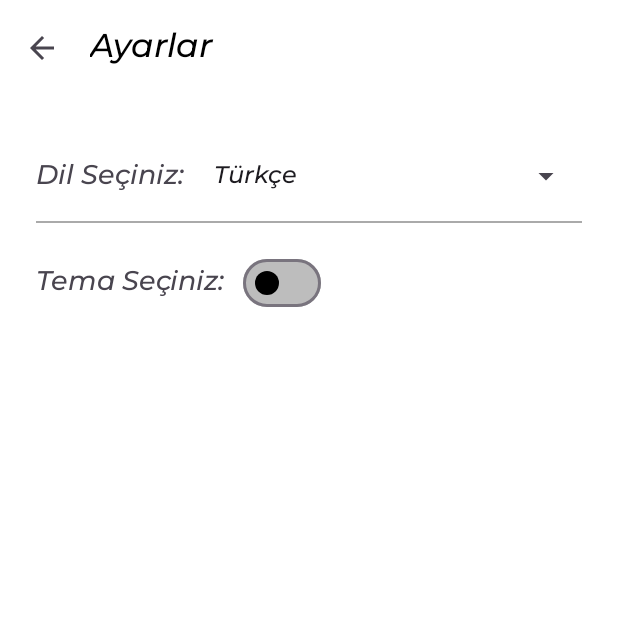
After one commit to cemlevent54/DownloadMate, an Android app: the SettingsActivity screen opened directly, with no data from a screen before it, on a phone screen of 412 x 824 dp, the top half of it. The commit adds this screen. Run offline under Robolectric (Android 15) with nearby library versions, the phone set to English and light mode, and no system bars.

Commit message:
settings page added.

```diff
--- a/downloadmateapp/app/src/main/AndroidManifest.xml
+++ b/downloadmateapp/app/src/main/AndroidManifest.xml
@@ -29,6 +29,9 @@
             </intent-filter>
         </activity>
         <activity android:name=".WebViewActivity" />
+        <activity
+            android:name=".SettingsActivity"
+            android:theme="@style/Theme.Downloadmateapp" />
         <provider
             android:name="androidx.core.content.FileProvider"
             android:authorities="${applicationId}.provider"
--- /dev/null
+++ b/downloadmateapp/app/src/main/java/com/example/downloadmateapp/SettingsActivity.kt
@@ -0,0 +1,94 @@
+package com.example.downloadmateapp
+
+import android.content.Context
+import android.content.Intent
+import android.os.Bundle
+import android.os.PersistableBundle
+import android.view.MenuItem
+import android.widget.Spinner
+import androidx.activity.enableEdgeToEdge
+import androidx.appcompat.app.AppCompatActivity
+import androidx.appcompat.app.AppCompatDelegate
+import androidx.appcompat.widget.SwitchCompat
+import androidx.core.view.ViewCompat
+import androidx.core.view.WindowInsetsCompat
+import androidx.core.view.setPadding
+import com.example.downloadmateapp.helper.LanguageHelper
+import com.example.downloadmateapp.helper.LocaleHelper
+import com.example.downloadmateapp.helper.PrefsHelper
+import com.example.downloadmateapp.helper.ThemeHelper
+import com.google.android.material.appbar.MaterialToolbar
+import java.util.Locale
+
+class SettingsActivity: AppCompatActivity() {
+    private lateinit var languageSpinner: Spinner
+    private lateinit var switchTheme: SwitchCompat
+
+    override fun onCreate(savedInstanceState: Bundle?) {
+        super.onCreate(savedInstanceState)
+        enableEdgeToEdge()
+        setContentView(R.layout.activity_settings)
+
+        val rootLayout = findViewById<androidx.constraintlayout.widget.ConstraintLayout>(R.id.rootLayout)
+        ViewCompat.setOnApplyWindowInsetsListener(rootLayout) { view, insets ->
+            val systemBars = insets.getInsets(WindowInsetsCompat.Type.systemBars())
+            view.setPadding(systemBars.left, systemBars.top, systemBars.right, systemBars.bottom)
+            insets
+        }
+
+        val toolbar = findViewById<MaterialToolbar>(R.id.toolbar)
+        setSupportActionBar(toolbar)
+        supportActionBar?.setDisplayHomeAsUpEnabled(true)
+
+        // UI bağlantıları
+        languageSpinner = findViewById(R.id.languageSpinner)
+        switchTheme = findViewById(R.id.switchTheme)
+
+        val selectedLang = PrefsHelper.get(this, "selected_language", "tr") ?: "tr"
+        LanguageHelper.setupLanguageSpinner(
+            context = this,
+            spinner = languageSpinner,
+            savedLang = selectedLang
+        ) { newLang ->
+            LocaleHelper.saveLocale(this, newLang)
+            val intent = Intent(this, MainActivity::class.java)
+            intent.flags = Intent.FLAG_ACTIVITY_CLEAR_TOP or
+                    Intent.FLAG_ACTIVITY_NEW_TASK or
+                    Intent.FLAG_ACTIVITY_CLEAR_TASK
+            startActivity(intent)
+            finish()
+        }
+
+        val currentMode = PrefsHelper.getInt(this, "theme_mode", AppCompatDelegate.MODE_NIGHT_NO)
+        switchTheme.isChecked = (currentMode == AppCompatDelegate.MODE_NIGHT_YES)
+
+        switchTheme.setOnCheckedChangeListener { _, isChecked ->
+            val newMode = if (isChecked) {
+                AppCompatDelegate.MODE_NIGHT_YES
+            } else {
+                AppCompatDelegate.MODE_NIGHT_NO
+            }
+
+            AppCompatDelegate.setDefaultNightMode(newMode)
+            PrefsHelper.saveInt(this, "theme_mode", newMode)
+            ThemeHelper.applySavedTheme(this)
+        }
+    }
+
+
+    override fun onOptionsItemSelected(item: MenuItem): Boolean {
+        return when (item.itemId) {
+            android.R.id.home -> {
+                onBackPressedDispatcher.onBackPressed() // Geri tuşuna bastırmak
+                true
+            }
+            else -> super.onOptionsItemSelected(item)
+        }
+    }
+
+    override fun attachBaseContext(newBase: Context) {
+        val updatedContext = LocaleHelper.applySavedLocale(newBase)
+        super.attachBaseContext(updatedContext)
+    }
+
+}
--- /dev/null
+++ b/downloadmateapp/app/src/main/res/color/switch_thumb_color.xml
@@ -0,0 +1,6 @@
+<?xml version="1.0" encoding="utf-8"?>
+<selector xmlns:android="http://schemas.android.com/apk/res/android">
+    <!-- Enabled -->
+    <item android:state_checked="true" android:color="@color/black"/>
+    <item android:state_checked="false" android:color="@color/black"/>
+</selector>
--- /dev/null
+++ b/downloadmateapp/app/src/main/res/color/switch_track_color.xml
@@ -0,0 +1,5 @@
+<?xml version="1.0" encoding="utf-8"?>
+<selector xmlns:android="http://schemas.android.com/apk/res/android">
+    <!-- Checked ve Unchecked için aynı gri -->
+    <item android:color="#BDBDBD"/>
+</selector>
--- /dev/null
+++ b/downloadmateapp/app/src/main/res/drawable/ic_settings.xml
@@ -0,0 +1,5 @@
+<vector xmlns:android="http://schemas.android.com/apk/res/android" android:height="48dp" android:viewportHeight="50" android:viewportWidth="50" android:width="48dp">
+
+    <path android:fillColor="#FF000000" android:pathData="M47.16,21.221l-5.91,-0.966c-0.346,-1.186 -0.819,-2.326 -1.411,-3.405l3.45,-4.917c0.279,-0.397 0.231,-0.938 -0.112,-1.282l-3.889,-3.887c-0.347,-0.346 -0.893,-0.391 -1.291,-0.104l-4.843,3.481c-1.089,-0.602 -2.239,-1.08 -3.432,-1.427l-1.031,-5.886C28.607,2.35 28.192,2 27.706,2h-5.5c-0.49,0 -0.908,0.355 -0.987,0.839l-0.956,5.854c-1.2,0.345 -2.352,0.818 -3.437,1.412l-4.83,-3.45c-0.399,-0.285 -0.942,-0.239 -1.289,0.106L6.82,10.648c-0.343,0.343 -0.391,0.883 -0.112,1.28l3.399,4.863c-0.605,1.095 -1.087,2.254 -1.438,3.46l-5.831,0.971c-0.482,0.08 -0.836,0.498 -0.836,0.986v5.5c0,0.485 0.348,0.9 0.825,0.985l5.831,1.034c0.349,1.203 0.831,2.362 1.438,3.46l-3.441,4.813c-0.284,0.397 -0.239,0.942 0.106,1.289l3.888,3.891c0.343,0.343 0.884,0.391 1.281,0.112l4.87,-3.411c1.093,0.601 2.248,1.078 3.445,1.424l0.976,5.861C21.3,47.647 21.717,48 22.206,48h5.5c0.485,0 0.9,-0.348 0.984,-0.825l1.045,-5.89c1.199,-0.353 2.348,-0.833 3.43,-1.435l4.905,3.441c0.398,0.281 0.938,0.232 1.282,-0.111l3.888,-3.891c0.346,-0.347 0.391,-0.894 0.104,-1.292l-3.498,-4.857c0.593,-1.08 1.064,-2.222 1.407,-3.408l5.918,-1.039c0.479,-0.084 0.827,-0.5 0.827,-0.985v-5.5C47.999,21.718 47.644,21.3 47.16,21.221zM25,32c-3.866,0 -7,-3.134 -7,-7c0,-3.866 3.134,-7 7,-7s7,3.134 7,7C32,28.866 28.866,32 25,32z"/>
+
+</vector>
--- a/downloadmateapp/app/src/main/res/layout/activity_main.xml
+++ b/downloadmateapp/app/src/main/res/layout/activity_main.xml
@@ -45,7 +45,7 @@
         app:layout_constraintTop_toBottomOf="@id/topAppBar" />
 
     <!-- Type Spinner -->
-
+    <!--
     <Spinner
         android:id="@+id/languageSpinner"
         android:layout_width="wrap_content"
@@ -57,6 +57,7 @@
         app:layout_constraintEnd_toEndOf="parent"
         app:layout_constraintTop_toTopOf="@id/topAppBar"
         app:layout_constraintVertical_bias="0.25" />
+     -->
 
     <Spinner
         android:id="@+id/spinnerPlatform"
--- /dev/null
+++ b/downloadmateapp/app/src/main/res/layout/activity_settings.xml
@@ -0,0 +1,86 @@
+<?xml version="1.0" encoding="utf-8"?>
+<androidx.constraintlayout.widget.ConstraintLayout
+    xmlns:android="http://schemas.android.com/apk/res/android"
+    xmlns:app="http://schemas.android.com/apk/res-auto"
+    android:id="@+id/rootLayout"
+    android:layout_width="match_parent"
+    android:layout_height="match_parent">
+
+    <com.google.android.material.appbar.MaterialToolbar
+        android:id="@+id/toolbar"
+        android:layout_width="0dp"
+        android:layout_height="?attr/actionBarSize"
+        android:background="@color/buttonText"
+        app:title="@string/title_settings"
+        app:titleTextColor="@color/buttonBackground"
+        app:titleCentered="false"
+        app:layout_constraintTop_toTopOf="parent"
+        app:layout_constraintStart_toStartOf="parent"
+        app:layout_constraintEnd_toEndOf="parent" />
+
+    <LinearLayout
+        android:orientation="vertical"
+        android:padding="24dp"
+        android:layout_width="0dp"
+        android:layout_height="0dp"
+        app:layout_constraintTop_toBottomOf="@id/toolbar"
+        app:layout_constraintStart_toStartOf="parent"
+        app:layout_constraintEnd_toEndOf="parent"
+        app:layout_constraintBottom_toBottomOf="parent">
+
+        <!-- DİL SATIRI -->
+        <LinearLayout
+            android:orientation="horizontal"
+            android:layout_width="match_parent"
+            android:layout_height="wrap_content"
+            android:gravity="center_vertical"
+            android:layout_marginTop="16dp">
+
+            <TextView
+                android:text="@string/text_select_language"
+                android:textSize="18sp"
+                android:layout_width="wrap_content"
+                android:layout_height="wrap_content"
+                android:layout_marginEnd="12dp" />
+
+            <Spinner
+                android:id="@+id/languageSpinner"
+                android:layout_width="0dp"
+                android:layout_height="wrap_content"
+                android:layout_weight="1" />
+        </LinearLayout>
+
+        <View
+            android:layout_width="match_parent"
+            android:layout_height="1dp"
+            android:layout_marginTop="16dp"
+            android:layout_marginBottom="16dp"
+            android:background="@android:color/darker_gray" />
+
+        <!-- TEMA SATIRI -->
+        <LinearLayout
+            android:orientation="horizontal"
+            android:layout_width="match_parent"
+            android:layout_height="wrap_content"
+            android:gravity="center_vertical"
+            android:layout_marginTop="0dp">
+
+            <TextView
+                android:text="@string/text_select_theme"
+                android:textSize="18sp"
+                android:layout_width="wrap_content"
+                android:layout_height="wrap_content"
+                android:layout_marginEnd="12dp" />
+
+            <com.google.android.material.materialswitch.MaterialSwitch
+                android:id="@+id/switchTheme"
+                android:layout_width="wrap_content"
+                android:layout_height="wrap_content"
+                app:thumbTint="@color/switch_thumb_color"
+                app:trackTint="@color/switch_track_color" />
+
+        </LinearLayout>
+
+    </LinearLayout>
+
+</androidx.constraintlayout.widget.ConstraintLayout>
--- a/downloadmateapp/app/src/main/res/values-night/colors.xml
+++ b/downloadmateapp/app/src/main/res/values-night/colors.xml
@@ -10,4 +10,5 @@
     <color name="buttonBackground">#FFFFFF</color> <!-- white -->
     <color name="buttonText">#000000</color> <!-- black -->
     <color name="editTextUnderline">#FFFFFF</color>
+
 </resources>
--- a/downloadmateapp/app/src/main/res/values/strings.xml
+++ b/downloadmateapp/app/src/main/res/values/strings.xml
@@ -55,5 +55,7 @@
     <string name="msg_folder_open_error">❗ Klasör açılamadı: %1$s</string>
     <string name="msg_select_download_folder">📂 Lütfen önce Download klasörünü seçin</string>
     <string name="msg_save_error">❗ Dosya kaydedilirken hata oluştu</string>
-
+    <string name="text_select_language">Dil Seçiniz: </string>
+    <string name="text_select_theme">Tema Seçiniz: </string>
+    <string name="title_settings">Ayarlar</string>
 </resources>
```
Also changed, not shown: downloadmateapp/app/src/main/java/com/example/downloadmateapp/MainActivity.kt (+37 -25 lines), downloadmateapp/app/src/main/res/drawable/ic_d_settings.xml (added, +5 -0 lines), downloadmateapp/app/src/main/res/menu/toolbar_menu.xml (+10 -1 lines), 1 other file.
